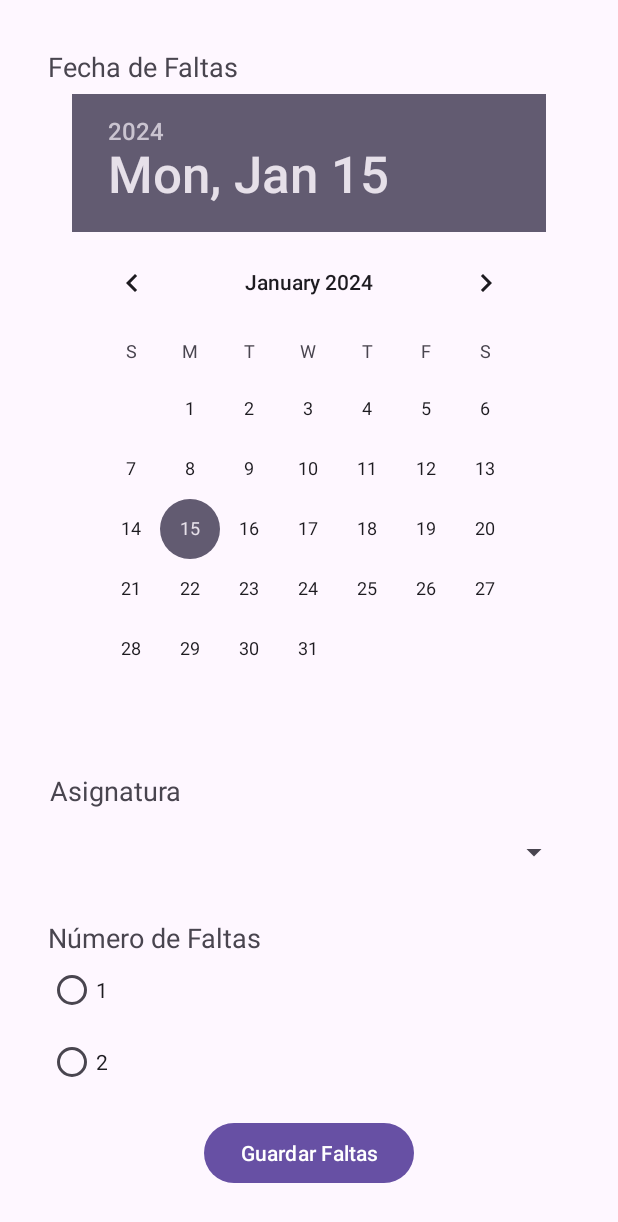
After one commit to MkBadKarma/TFGponerFaltas, an Android app: the AgregarFaltasActivity screen opened directly, with no data from a screen before it, on a phone screen of 412 x 824 dp. The commit adds this screen. Shown: the top 1222 px of the screen. Run offline under Robolectric (Android 15) with nearby library versions, the phone set to English and light mode, and no system bars; our stand-ins replace Firebase (no records; nobody signed in at launch, a user with empty details on screens opened directly).

Commit message:
ahora la clase AgregarFaltasActivity.java muestra las asignaturas de el alumno seleccionado

```diff
--- a/app/build.gradle.kts
+++ b/app/build.gradle.kts
@@ -38,6 +38,7 @@ dependencies {
     testImplementation("junit:junit:4.13.2")
     androidTestImplementation("androidx.test.ext:junit:1.1.5")
     androidTestImplementation("androidx.test.espresso:espresso-core:3.5.1")
+
     //google firebase
     implementation(platform("com.google.firebase:firebase-bom:32.6.0"))
     implementation("com.google.firebase:firebase-analytics")
--- a/app/src/main/AndroidManifest.xml
+++ b/app/src/main/AndroidManifest.xml
@@ -14,6 +14,9 @@
         android:supportsRtl="true"
         android:theme="@style/Theme.PonerFaltas"
         tools:targetApi="31">
+        <activity
+            android:name=".AgregarFaltasActivity"
+            android:exported="false" />
         <activity
             android:name=".ListadoAlumnos"
             android:exported="false" />
--- /dev/null
+++ b/app/src/main/java/com/ponerfaltas/AgregarFaltasActivity.java
@@ -0,0 +1,124 @@
+package com.ponerfaltas;
+
+import android.os.Bundle;
+import android.util.Log;
+import android.widget.ArrayAdapter;
+import android.widget.Button;
+import android.widget.DatePicker;
+import android.widget.RadioButton;
+import android.widget.RadioGroup;
+import android.widget.Spinner;
+import android.widget.Toast;
+
+import androidx.appcompat.app.AppCompatActivity;
+
+import com.google.firebase.auth.FirebaseAuth;
+import com.google.firebase.auth.FirebaseUser;
+import com.google.firebase.firestore.DocumentReference;
+import com.google.firebase.firestore.FirebaseFirestore;
+import com.google.firebase.firestore.QueryDocumentSnapshot;
+
+import java.util.ArrayList;
+import java.util.Arrays;
+import java.util.HashMap;
+import java.util.List;
+import java.util.Map;
+
+public class AgregarFaltasActivity extends AppCompatActivity {
+    private static final String TAG = "AgregarFaltasActivity";
+    private String selectedClass;  // Variable para almacenar la clase seleccionada
+
+    @Override
+    protected void onCreate(Bundle savedInstanceState) {
+        super.onCreate(savedInstanceState);
+        setContentView(R.layout.activity_agregar_faltas);
+
+        selectedClass = getIntent().getStringExtra("selectedClass");  // Obtener la clase seleccionada
+
+        Spinner spinnerSubject = findViewById(R.id.spinnerSubject);
+        loadSubjectOptions(selectedClass, spinnerSubject);
+
+        DatePicker datePicker = findViewById(R.id.datePicker);
+        Button btnGuardarFaltas = findViewById(R.id.btnGuardarFaltas);
+
+        btnGuardarFaltas.setOnClickListener(view -> {
+            int day = datePicker.getDayOfMonth();
+            int month = datePicker.getMonth() + 1; // Month is 0-based
+            int year = datePicker.getYear();
+
+            String formattedDate = String.format("%04d-%02d-%02d", year, month, day);
+
+            int selectedAbsences = getSelectedAbsences();
+
+            if (selectedClass != null) {
+                saveAbsences(selectedClass, formattedDate, selectedAbsences);
+            } else {
+                Toast.makeText(this, "Selected class is null", Toast.LENGTH_SHORT).show();
+            }
+        });
+    }
+
+    private void loadSubjectOptions(String selectedClass, Spinner spinnerSubject) {
+        FirebaseFirestore.getInstance()
+                .collection("student")
+                .whereEqualTo("curso", selectedClass)
+                .get()
+                .addOnCompleteListener(task -> {
+                    if (task.isSuccessful()) {
+                        List<String> asignaturas = new ArrayList<>();
+                        for (QueryDocumentSnapshot document : task.getResult()) {
+                            String clasesString = document.getString("clase");
+                            if (clasesString != null) {
+                                clasesString = clasesString.trim();
+                                asignaturas.addAll(Arrays.asList(clasesString.split(", ")));
+                            } else {
+                                Log.d(TAG, "Clases list is null or empty");
+                            }
+                        }
+
+                        ArrayAdapter<String> subjectAdapter = new ArrayAdapter<>(this, android.R.layout.simple_spinner_item, asignaturas);
+                        subjectAdapter.setDropDownViewResource(android.R.layout.simple_spinner_dropdown_item);
+                        spinnerSubject.setAdapter(subjectAdapter);
+                    } else {
+                        Log.d(TAG, "Error getting documents: ", task.getException());
+                    }
+                });
+    }
+
+    private int getSelectedAbsences() {
+        RadioGroup radioGroup = findViewById(R.id.radioGroup);
+        int selectedId = radioGroup.getCheckedRadioButtonId();
+
+        if (selectedId == R.id.radioButton1) {
+            return 1;
+        } else if (selectedId == R.id.radioButton2) {
+            return 2;
+        } else {
+            return 0;  // Valor predeterminado o manejo de errores según tu lógica
+        }
+    }
+
+    private void saveAbsences(String selectedClass, String date, int absences) {
+        FirebaseFirestore db = FirebaseFirestore.getInstance();
+        DocumentReference absencesRef = db.collection("Faltas").document();
+
+        Map<String, Object> absenceData = new HashMap<>();
+        absenceData.put("student_id", FirebaseAuth.getInstance().getCurrentUser().getUid());
+        absenceData.put("fecha", date);
+        absenceData.put("numero_faltas", absences);
+        absenceData.put("asignaturas", getSelectedSubjects());
+
+        absencesRef.set(absenceData)
+                .addOnSuccessListener(aVoid -> {
+                    Toast.makeText(this, "Faltas guardadas exitosamente", Toast.LENGTH_SHORT).show();
+                    finish();
+                })
+                .addOnFailureListener(e ->
+                        Toast.makeText(this, "Error al guardar las faltas: " + e.getMessage(), Toast.LENGTH_SHORT).show());
+    }
+
+    private List<String> getSelectedSubjects() {
+        List<String> selectedSubjects = new ArrayList<>();
+        return selectedSubjects;
+    }
+}
--- a/app/src/main/java/com/ponerfaltas/LoginActivity.java
+++ b/app/src/main/java/com/ponerfaltas/LoginActivity.java
@@ -1,5 +1,6 @@
 package com.ponerfaltas;
 
+//mark
 import android.content.Intent;
 import android.os.Bundle;
 import android.util.Log;
--- /dev/null
+++ b/app/src/main/res/layout/activity_agregar_faltas.xml
@@ -0,0 +1,109 @@
+<?xml version="1.0" encoding="utf-8"?>
+<androidx.constraintlayout.widget.ConstraintLayout xmlns:android="http://schemas.android.com/apk/res/android"
+    xmlns:app="http://schemas.android.com/apk/res-auto"
+    xmlns:tools="http://schemas.android.com/tools"
+    android:layout_width="match_parent"
+    android:layout_height="match_parent"
+    android:paddingStart="16dp"
+    android:paddingTop="16dp"
+    android:paddingEnd="16dp"
+    android:paddingBottom="16dp"
+    tools:context=".AgregarFaltasActivity">
+
+    <TextView
+        android:id="@+id/textViewDate"
+        android:layout_width="wrap_content"
+        android:layout_height="wrap_content"
+        android:layout_marginStart="16dp"
+        android:layout_marginTop="16dp"
+        android:layout_marginBottom="6dp"
+        android:text="Fecha de Faltas"
+        android:textSize="18sp"
+        app:layout_constraintBottom_toTopOf="@+id/datePicker"
+        app:layout_constraintStart_toStartOf="parent"
+        app:layout_constraintTop_toTopOf="parent" />
+
+    <DatePicker
+        android:id="@+id/datePicker"
+        android:layout_width="0dp"
+        android:layout_height="0dp"
+        android:layout_marginStart="32dp"
+        android:layout_marginEnd="32dp"
+        android:layout_marginBottom="44dp"
+        app:layout_constraintBottom_toTopOf="@+id/spinnerSubject"
+        app:layout_constraintEnd_toEndOf="parent"
+        app:layout_constraintStart_toStartOf="parent"
+        app:layout_constraintTop_toBottomOf="@+id/textViewDate" />
+
+    <TextView
+        android:id="@+id/textViewSubject"
+        android:layout_width="wrap_content"
+        android:layout_height="wrap_content"
+        android:layout_marginStart="1dp"
+        android:layout_marginBottom="4dp"
+        android:text="Asignatura"
+        android:textSize="18sp"
+        app:layout_constraintBottom_toTopOf="@+id/spinnerSubject"
+        app:layout_constraintStart_toStartOf="@+id/spinnerSubject" />
+
+    <Spinner
+        android:id="@+id/spinnerSubject"
+        android:layout_width="0dp"
+        android:layout_height="50dp"
+        android:layout_marginStart="16dp"
+        android:layout_marginEnd="16dp"
+        android:layout_marginBottom="19dp"
+        app:layout_constraintBottom_toTopOf="@+id/textViewAbsences"
+        app:layout_constraintEnd_toEndOf="parent"
+        app:layout_constraintStart_toStartOf="parent"
+        app:layout_constraintTop_toBottomOf="@+id/datePicker" />
+
+    <Button
+        android:id="@+id/btnGuardarFaltas"
+        android:layout_width="wrap_content"
+        android:layout_height="wrap_content"
+        android:layout_marginBottom="15dp"
+        android:text="Guardar Faltas"
+        app:layout_constraintBottom_toBottomOf="parent"
+        app:layout_constraintEnd_toEndOf="parent"
+        app:layout_constraintStart_toStartOf="parent"
+        app:layout_constraintTop_toBottomOf="@+id/textViewAbsences" />
+
+    <!-- Agregar dos radio buttons -->
+
+    <TextView
+        android:id="@+id/textViewAbsences"
+        android:layout_width="wrap_content"
+        android:layout_height="wrap_content"
+        android:layout_marginBottom="107dp"
+        android:text="Número de Faltas"
+        android:textSize="18sp"
+        app:layout_constraintBottom_toTopOf="@+id/btnGuardarFaltas"
+        app:layout_constraintStart_toStartOf="@+id/radioGroup"
+        app:layout_constraintTop_toBottomOf="@+id/spinnerSubject" />
+
+    <RadioGroup
+        android:id="@+id/radioGroup"
+        android:layout_width="0dp"
+        android:layout_height="wrap_content"
+        android:layout_marginStart="16dp"
+        android:layout_marginTop="23dp"
+        android:layout_marginEnd="16dp"
+        app:layout_constraintEnd_toEndOf="parent"
+        app:layout_constraintStart_toStartOf="parent"
+        app:layout_constraintTop_toTopOf="@+id/textViewAbsences">
+
+        <RadioButton
+            android:id="@+id/radioButton1"
+            android:layout_width="wrap_content"
+            android:layout_height="wrap_content"
+            android:text="1" />
+
+        <RadioButton
+            android:id="@+id/radioButton2"
+            android:layout_width="wrap_content"
+            android:layout_height="wrap_content"
+            android:text="2" />
+    </RadioGroup>
+
+</androidx.constraintlayout.widget.ConstraintLayout>
```
Also changed, not shown: app/src/main/java/com/ponerfaltas/ListadoAlumnos.java (+30 -3 lines), app/src/main/java/com/ponerfaltas/MaestroClases.java (+24 -2 lines).
